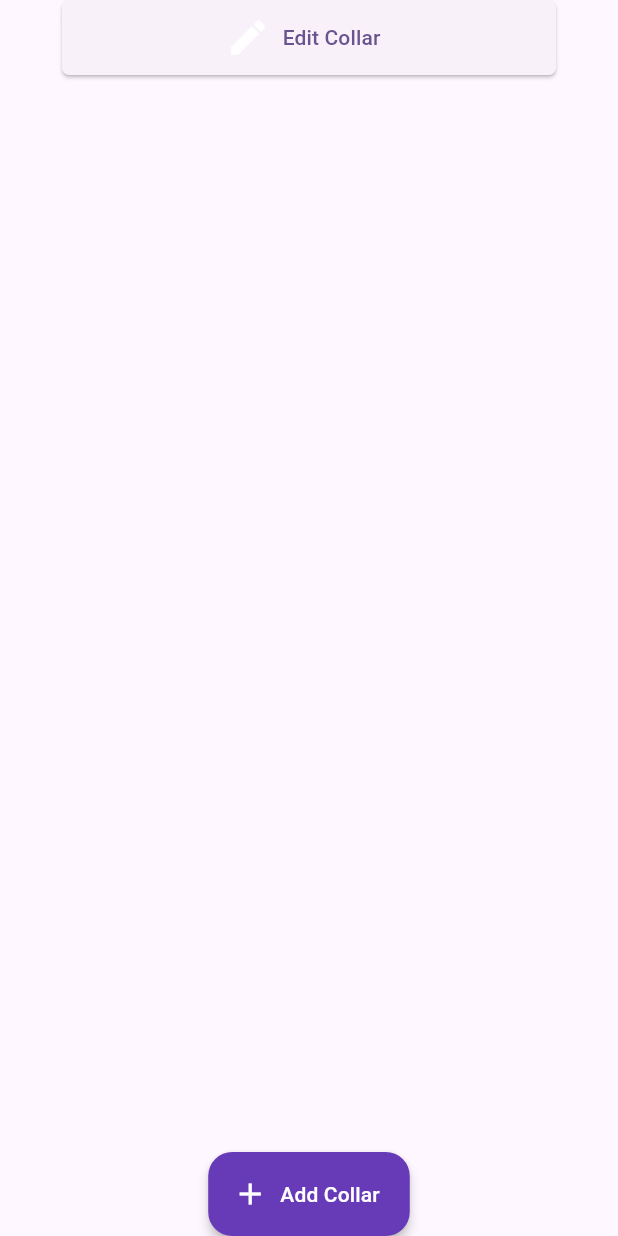
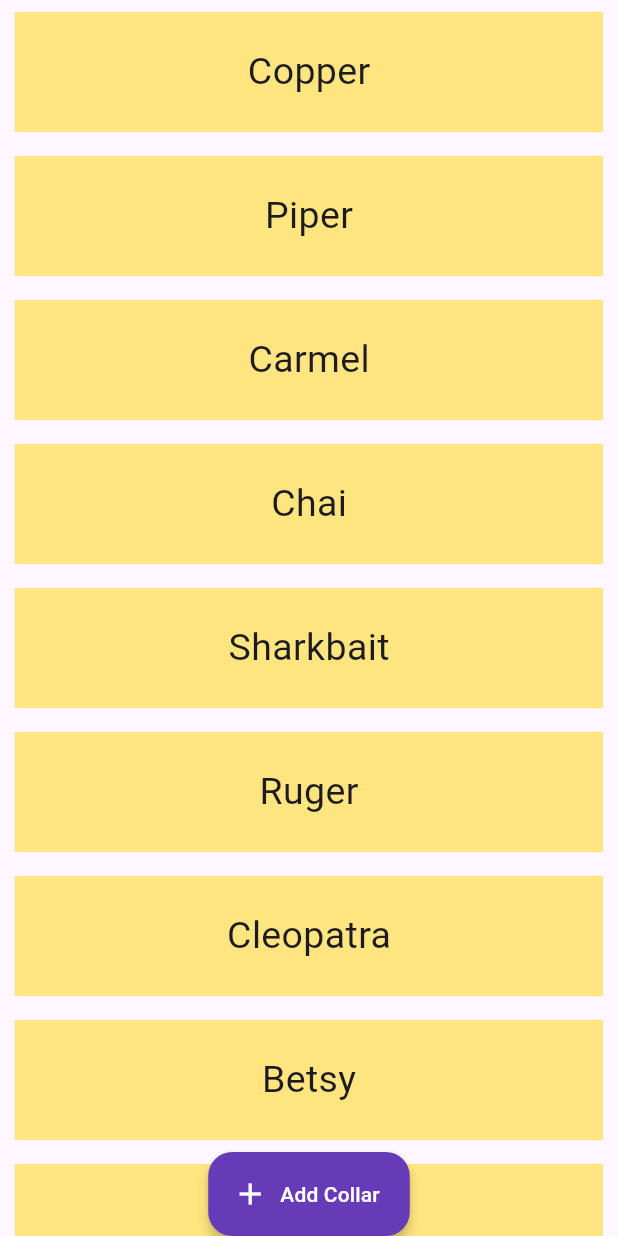
Before and after one commit to tallonch/Dog-Collar-Project, a Flutter app: the Collar_Management screen opened directly, on a phone screen of 412 x 824 dp. Run offline on Flutter 3.47's test engine with Material 3 defaults, Android fonts, the light colour scheme and no system bars; our stand-ins replace google_maps_flutter.

Commit message:
collar_list_item.dart file added. Collars page now shows a dynamic list of registered collars

```diff
--- a/lib/main.dart
+++ b/lib/main.dart
@@ -21,7 +21,7 @@ class _MyAppState extends State<MyApp> {
   final screens = [
     const Center(child: Profile()),
     const Center(child: Map()),
-    const Center(child: Collar_Management()),
+    Center(child: Collar_Management()),
   ];
 
   // This widget is the root of your application.
--- a/lib/screens/collar_management.dart
+++ b/lib/screens/collar_management.dart
@@ -1,50 +1,68 @@
 import 'package:flutter/material.dart';
+import 'package:gps_dog_collar_flutter/templates/collar_list_item.dart';
 
 class Collar_Management extends StatelessWidget{
-  const Collar_Management({super.key});
+  Collar_Management({super.key});
+  final List _collar_name = [
+    'Copper',
+    'Piper',
+    'Carmel',
+    'Chai',
+    'Sharkbait',
+    'Ruger',
+    'Cleopatra',
+    'Betsy',
+    'Tank',
+  ];
 
   @override
   Widget build(BuildContext context) {
     return  Scaffold (
-        body: Center(
-          child: Row(
-              children: <Widget>[
-                const Expanded(
-                  flex: 1,
-                  child: Column(),
-                ),
-                Expanded(
-                    flex: 8,
-                    child:
-                      Column(
-                        children: [
-                          ElevatedButton.icon(
-                            onPressed: () {
-                              print("Edit Collar Button Pressed");
-                            },
-                            icon: const Icon(
-                              Icons.edit,
-                              color: Colors.white,
-                              size: 30,
-                            ),
-                            style: ElevatedButton.styleFrom(
-                              shape: RoundedRectangleBorder(
-                                  borderRadius: BorderRadius.circular(5.0)
-                              ),
-                              minimumSize: Size(double.infinity, 50),
-                            ),
-                            label: Text("Edit Collar"),
-                          ),
-                        ],
-                      ),
-                ),
-                const Expanded(
-                  flex: 1,
-                  child: Column(),
-                ),
-              ]
-          ),
-        ),
+        body: ListView.builder(
+            itemCount: _collar_name.length,
+            itemBuilder: (context, index) {
+              return CollarListitem(child: _collar_name[index],);
+            }),
+        // Center(
+        //   child: Row(
+        //       children: <Widget>[
+        //         const Expanded(
+        //           flex: 1,
+        //           child: Column(),
+        //         ),
+        //         Expanded(
+        //             flex: 8,
+        //             child:
+        //               Column(
+        //                 children: [
+        //                   ElevatedButton.icon(
+        //                     onPressed: () {
+        //                       print("Edit Collar Button Pressed");
+        //                     },
+        //                     icon: const Icon(
+        //                       Icons.edit,
+        //                       color: Colors.white,
+        //                       size: 30,
+        //                     ),
+        //                     style: ElevatedButton.styleFrom(
+        //                       shape: RoundedRectangleBorder(
+        //                           borderRadius: BorderRadius.circular(5.0)
+        //                       ),
+        //                       minimumSize: Size(double.infinity, 50),
+        //                       padding: EdgeInsets.all(10),
+        //                     ),
+        //                     label: Text("Edit Collar"),
+        //                   ),
+        //                 ],
+        //               ),
+        //         ),
+        //         const Expanded(
+        //           flex: 1,
+        //           child: Column(),
+        //         ),
+        //       ]
+        //   ),
+        // ),
         floatingActionButton: FloatingActionButton.extended(
           onPressed: () {
             print("Add Collar Button Pressed");
--- /dev/null
+++ b/lib/templates/collar_list_item.dart
@@ -0,0 +1,21 @@
+import 'package:flutter/material.dart';
+
+class CollarListitem extends StatelessWidget {
+  const CollarListitem({super.key, required this.child});
+  final String child;
+
+  @override
+  Widget build(BuildContext context) {
+    return Padding(
+      padding: const EdgeInsets.symmetric(vertical: 8.0, horizontal: 10.0),
+      child: Container(
+        height: 80,
+        color: Colors.amberAccent[100],
+        child: Center(
+            child: Text(
+              child,
+              style: const TextStyle(fontSize: 25),)),
+      ),
+    );
+  }
+}
```
